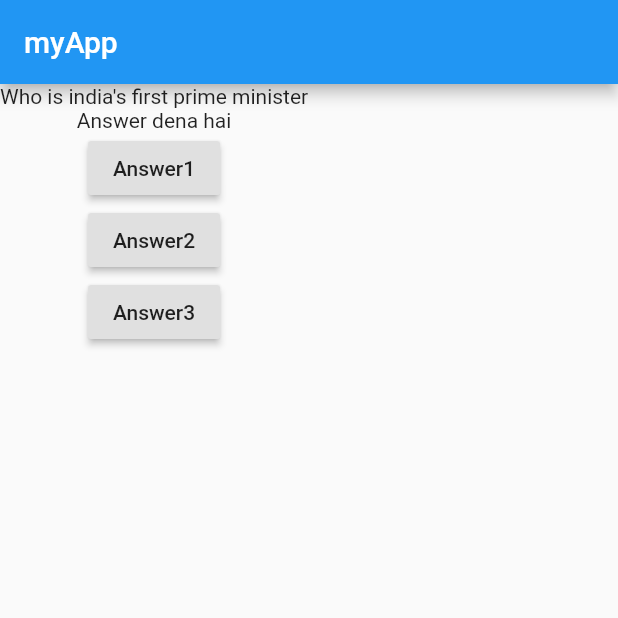
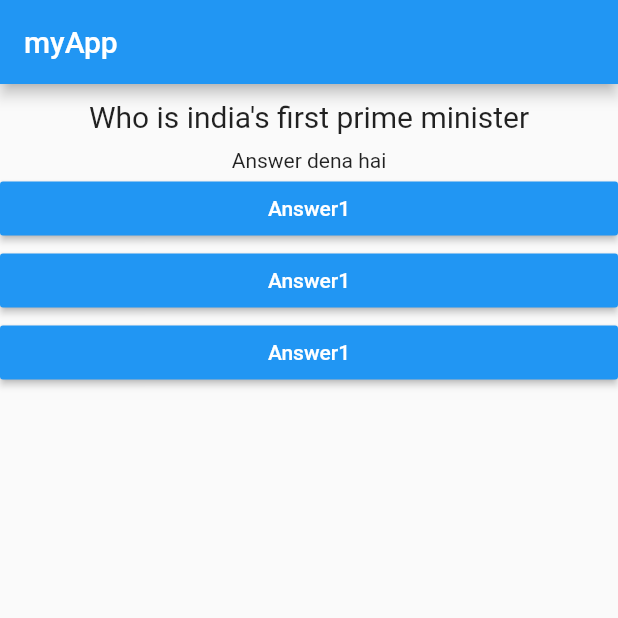
Before and after one commit to GauravPandey123/FlullterTutorialFromBasic-toMaster, a Flutter app: the screen it shows after launch, on a phone screen of 412 x 824 dp, the top half of it. Run offline on Flutter 3.47's test engine with Material 2 defaults, Android fonts, the phone set to English and light mode, and no system bars.

Commit message:
aligment added

```diff
--- /dev/null
+++ b/lib/answer.dart
@@ -0,0 +1,19 @@
+import 'package:flutter/cupertino.dart';
+import 'package:flutter/material.dart';
+
+class Answer extends StatelessWidget {
+  final Function selectedHandler;
+
+  Answer(this.selectedHandler);
+
+  @override
+  Widget build(BuildContext context) {
+    return Container(
+        width: double.infinity,
+        child: RaisedButton(
+            color: Colors.blue,
+            textColor: Colors.white,
+            child: Text('Answer1'),
+            onPressed: selectedHandler));
+  }
+}
--- a/lib/main.dart
+++ b/lib/main.dart
@@ -1,4 +1,6 @@
 import 'package:flutter/material.dart';
+import 'package:fluttertut/question.dart';
+import 'package:fluttertut/answer.dart';
 
 
 void main() => runApp(MyApp());
@@ -30,12 +32,11 @@ class MyApp extends StatefulWidget {
         ),
         body: Column(
           children: <Widget>[
-            Text(questions[questionIndex]),
+            Questions(questions[questionIndex]),
             Text("Answer dena hai"),
-            RaisedButton(child: Text('Answer1'),onPressed: answerquestions,),
-            RaisedButton(child: Text('Answer2'),onPressed: answerquestions,),
-            RaisedButton(child: Text('Answer3'),onPressed: answerquestions,),
-
+             Answer(answerquestions),
+             Answer(answerquestions),
+             Answer(answerquestions)
           ],
         )
 
--- /dev/null
+++ b/lib/question.dart
@@ -0,0 +1,19 @@
+import 'package:flutter/material.dart';
+
+class Questions extends StatelessWidget {
+  final String questionsText;
+
+  Questions(this.questionsText);
+
+  @override
+  Widget build(BuildContext context) {
+    return Container(
+        width: double.infinity,
+        margin: EdgeInsets.all(10),
+        child: Text(
+          questionsText,
+          style: TextStyle(fontSize: 20),
+          textAlign: TextAlign.center,
+        ));
+  }
+}
```
